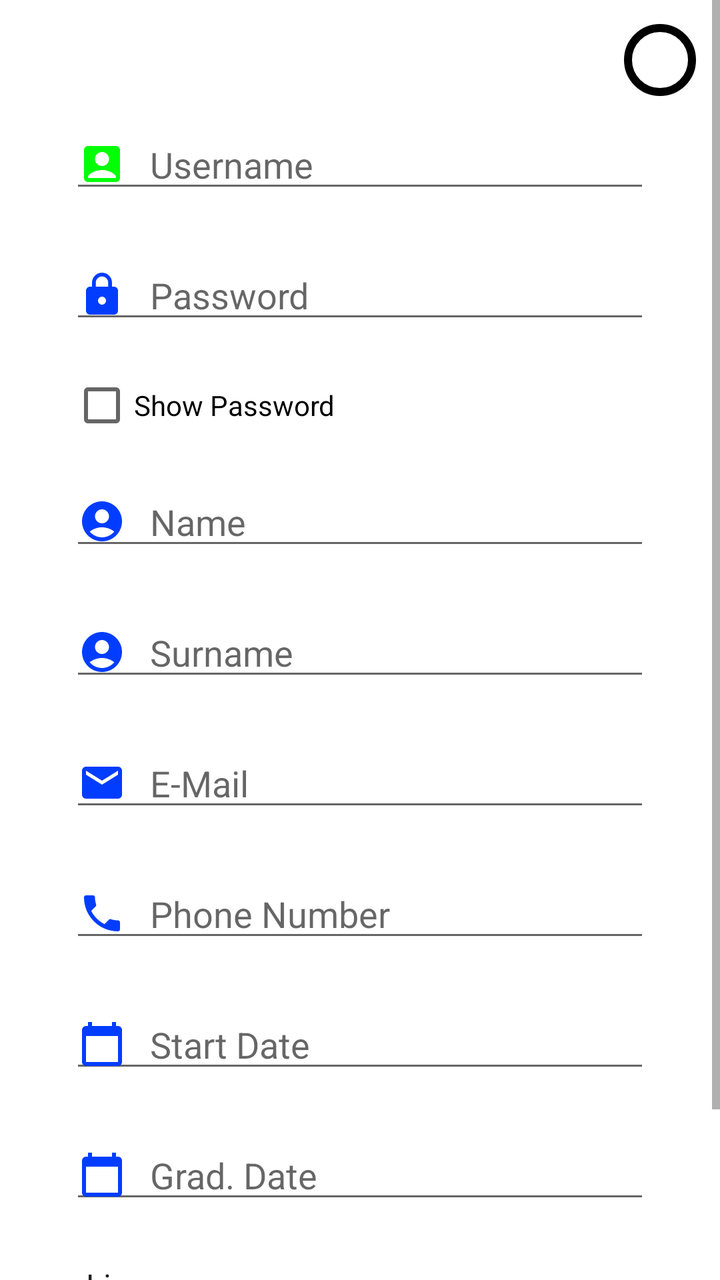
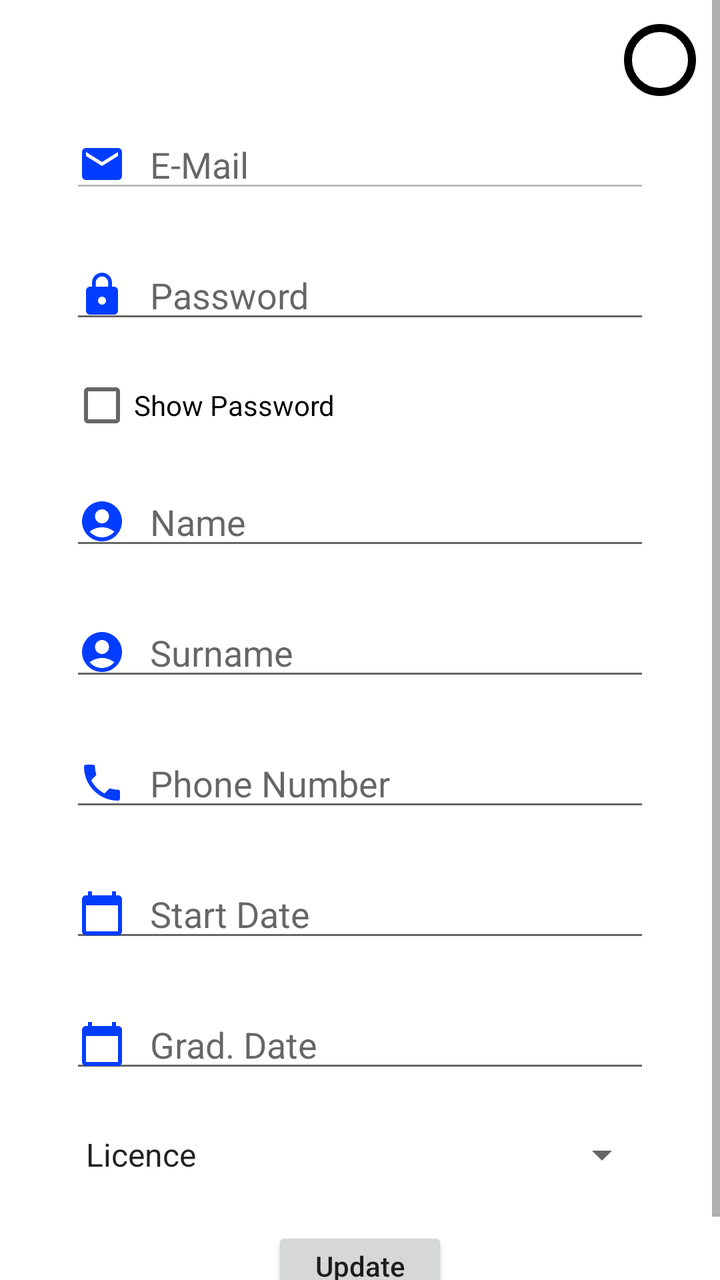

Compare the two renders of this Android layout. The source of the first and the diff that turns it into the second are given below.
<!-- AndroidManifest.xml: application theme Theme.MobilOdev -->
<!-- res/layout/fragment_profile_settings.xml -->
<?xml version="1.0" encoding="utf-8"?>
<layout xmlns:android="http://schemas.android.com/apk/res/android">

    <ScrollView
        android:layout_width="match_parent"
        android:layout_height="match_parent"
        android:background="@color/white">
        <LinearLayout
            android:layout_width="match_parent"
            android:layout_height="wrap_content"
            android:orientation="vertical"
            android:background="@color/white">



            <ImageView
                android:layout_gravity="right"
                android:layout_width="36dp"
                android:layout_height="36dp"
                android:layout_marginTop="@dimen/dpp_12"
                android:layout_marginRight="@dimen/dpp_12"
                android:id="@+id/userPhoto"
                android:background="@drawable/rounded_bg"/>

            <EditText
                android:id="@+id/userNameText"
                style="@style/EditTextStyle"
                android:drawableLeft="@drawable/baseline_username_box_24"
                android:layout_marginVertical="@dimen/verticalText"
                android:hint="@string/username" />
            <EditText
                android:id="@+id/passwordText"
                style="@style/EditTextStyle"
                android:drawableLeft="@drawable/password_24"
                android:layout_marginVertical="@dimen/verticalText"
                android:hint="@string/password"
                android:inputType="textPassword"/>
            <CheckBox
                android:id="@+id/checkBox"
                android:layout_marginLeft="@dimen/centerilaze"
                android:text="@string/show_password"
                android:layout_width="wrap_content"
                android:layout_height="wrap_content"/>


            <EditText
                android:id="@+id/nameText"
                style="@style/EditTextStyle"
                android:drawableLeft="@drawable/baseline_name_surname"
                android:layout_marginVertical="@dimen/verticalText"
                android:hint="@string/name" />

            <EditText
                android:id="@+id/surNameText"
                style="@style/EditTextStyle"
                android:drawableLeft="@drawable/baseline_name_surname"
                android:layout_marginVertical="@dimen/verticalText"
                android:hint="@string/surName" />

            <EditText
                android:id="@+id/emailText"
                style="@style/EditTextStyle"
                android:drawableLeft="@drawable/baseline_email_24"
                android:layout_marginVertical="@dimen/verticalText"
                android:hint="@string/email"
                android:inputType="textEmailAddress"/>

            <EditText
                android:id="@+id/phoneNumberText"
                style="@style/EditTextStyle"
                android:layout_marginVertical="@dimen/verticalText"
                android:drawableLeft="@drawable/baseline_local_phone_24"
                android:hint="@string/phoneNumber"
                android:inputType="phone"/>
            <EditText
                android:id="@+id/startDateText"
                style="@style/EditTextStyle"
                android:drawableLeft="@drawable/baseline_date_24"
                android:layout_marginVertical="@dimen/verticalText"
                android:hint="@string/startDate"
                android:inputType="date"
                android:focusable="false"
                android:clickable="true"/>
            <EditText
                android:id="@+id/endDateText"
                style="@style/EditTextStyle"
                android:layout_marginVertical="@dimen/verticalText"
                android:drawableLeft="@drawable/baseline_date_24"
                android:hint="@string/endDate"
                android:inputType="date"
                android:focusable="false"
                android:clickable="true"/>
            <Spinner
                style="@style/EditTextStyle"
                android:layout_marginVertical="@dimen/verticalText"
                android:id="@+id/gradOption"
                android:entries = "@array/optionArray"
                android:layout_marginLeft="@dimen/centerilaze"/>

            <Button
                android:id="@+id/updateButton"
                android:layout_width="wrap_content"
                android:layout_height="wrap_content"
                android:layout_marginVertical="@dimen/verticalText"
                android:layout_gravity="center"
                android:gravity="center_horizontal"
                android:text="@string/update"

                android:textAllCaps="false"/>

        </LinearLayout>
    </ScrollView>

</layout>
<!-- resources referenced by this layout -->
<resources>
  <string-array name="optionArray">
          <item>Licence</item>
          <item>Degree</item>
          <item>Doctorate</item>
      </string-array>
  <color name="white">#FFFFFFFF</color>
  <dimen name="centerilaze">35dp</dimen>
  <dimen name="dpp_12">12dp</dimen>
  <dimen name="verticalText">12dp</dimen>
  <!-- drawable baseline_date_24 (drawable) -->
  <vector android:height="24dp" android:tint="#023DFF"
      android:viewportHeight="24" android:viewportWidth="24"
      android:width="24dp" xmlns:android="http://schemas.android.com/apk/res/android">
      <path android:fillColor="@android:color/white" android:pathData="M20,3h-1L19,1h-2v2L7,3L7,1L5,1v2L4,3c-1.1,0 -2,0.9 -2,2v16c0,1.1 0.9,2 2,2h16c1.1,0 2,-0.9 2,-2L22,5c0,-1.1 -0.9,-2 -2,-2zM20,21L4,21L4,8h16v13z"/>
  </vector>
  <!-- drawable baseline_email_24 (drawable) -->
  <vector android:height="24dp" android:tint="#023DFF"
      android:viewportHeight="24" android:viewportWidth="24"
      android:width="24dp" xmlns:android="http://schemas.android.com/apk/res/android">
      <path android:fillColor="@android:color/white" android:pathData="M20,4L4,4c-1.1,0 -1.99,0.9 -1.99,2L2,18c0,1.1 0.9,2 2,2h16c1.1,0 2,-0.9 2,-2L22,6c0,-1.1 -0.9,-2 -2,-2zM20,8l-8,5 -8,-5L4,6l8,5 8,-5v2z"/>
  </vector>
  <!-- drawable baseline_name_surname (drawable) -->
  <vector android:height="24dp" android:tint="#023DFF"
      android:viewportHeight="24" android:viewportWidth="24"
      android:width="24dp" xmlns:android="http://schemas.android.com/apk/res/android">
      <path android:fillColor="@android:color/white" android:pathData="M12,2C6.48,2 2,6.48 2,12s4.48,10 10,10s10,-4.48 10,-10S17.52,2 12,2zM12,6c1.93,0 3.5,1.57 3.5,3.5S13.93,13 12,13s-3.5,-1.57 -3.5,-3.5S10.07,6 12,6zM12,20c-2.03,0 -4.43,-0.82 -6.14,-2.88C7.55,15.8 9.68,15 12,15s4.45,0.8 6.14,2.12C16.43,19.18 14.03,20 12,20z"/>
  </vector>
  <!-- drawable baseline_username_box_24 (drawable) -->
  <vector android:height="24dp" android:tint="#02FF06"
      android:viewportHeight="24" android:viewportWidth="24"
      android:width="24dp" xmlns:android="http://schemas.android.com/apk/res/android">
      <path android:fillColor="@android:color/white" android:pathData="M19,3H5C3.9,3 3,3.9 3,5v14c0,1.1 0.9,2 2,2h14c1.1,0 2,-0.9 2,-2V5C21,3.9 20.1,3 19,3zM12,6c1.93,0 3.5,1.57 3.5,3.5c0,1.93 -1.57,3.5 -3.5,3.5s-3.5,-1.57 -3.5,-3.5C8.5,7.57 10.07,6 12,6zM19,19H5v-0.23c0,-0.62 0.28,-1.2 0.76,-1.58C7.47,15.82 9.64,15 12,15s4.53,0.82 6.24,2.19c0.48,0.38 0.76,0.97 0.76,1.58V19z"/>
  </vector>
  <!-- drawable rounded_bg (drawable) -->
  <shape xmlns:android="http://schemas.android.com/apk/res/android"
      android:shape="oval">
      <solid android:color="@color/white"/>
      <stroke
          android:width="4dp"/>
  </shape>
  <string name="email">E-Mail</string>
  <string name="endDate">Grad. Date</string>
  <string name="name">Name</string>
  <string name="password">Password</string>
  <string name="phoneNumber">Phone Number</string>
  <string name="show_password">Show Password</string>
  <string name="startDate">Start Date</string>
  <string name="surName">Surname</string>
  <string name="update">Update</string>
  <string name="username">Username</string>
  <style name="EditTextStyle">
          <item name="android:layout_width">match_parent</item>
          <item name="android:layout_height">wrap_content</item>
          <item name="android:layout_gravity">center_horizontal</item>
          <item name="android:layout_marginRight">@dimen/centerilaze</item>
          <item name="android:drawablePadding">@dimen/dpp_12</item>
          <item name="android:layout_marginLeft">@dimen/centerilaze</item>
          <item name="android:textSize">18sp</item>
          
      </style>
  <color name="purple_500">#FF6200EE</color>
  <color name="purple_700">#FF3700B3</color>
  <color name="teal_200">#FF03DAC5</color>
  <color name="teal_700">#FF018786</color>
  <color name="black">#FF000000</color>
  <!-- unchanged entries left out for length: 3 -->
</resources>

<!-- the commit's change to res/layout/fragment_profile_settings.xml (unified diff, before → after) -->
@@ -23,11 +23,14 @@
                 android:background="@drawable/rounded_bg"/>
 
             <EditText
-                android:id="@+id/userNameText"
+                android:id="@+id/emailText"
                 style="@style/EditTextStyle"
-                android:drawableLeft="@drawable/baseline_username_box_24"
                 android:layout_marginVertical="@dimen/verticalText"
-                android:hint="@string/username" />
+                android:drawableLeft="@drawable/baseline_email_24"
+                android:hint="@string/email"
+                android:enabled="false"
+                android:inputType="textEmailAddress" />
+
             <EditText
                 android:id="@+id/passwordText"
                 style="@style/EditTextStyle"
@@ -56,14 +59,6 @@
                 android:drawableLeft="@drawable/baseline_name_surname"
                 android:layout_marginVertical="@dimen/verticalText"
                 android:hint="@string/surName" />
-
-            <EditText
-                android:id="@+id/emailText"
-                style="@style/EditTextStyle"
-                android:drawableLeft="@drawable/baseline_email_24"
-                android:layout_marginVertical="@dimen/verticalText"
-                android:hint="@string/email"
-                android:inputType="textEmailAddress"/>
 
             <EditText
                 android:id="@+id/phoneNumberText"
<!-- resource entries referenced after the edit -->
@@ -27,12 +27,6 @@
       android:width="24dp" xmlns:android="http://schemas.android.com/apk/res/android">
       <path android:fillColor="@android:color/white" android:pathData="M12,2C6.48,2 2,6.48 2,12s4.48,10 10,10s10,-4.48 10,-10S17.52,2 12,2zM12,6c1.93,0 3.5,1.57 3.5,3.5S13.93,13 12,13s-3.5,-1.57 -3.5,-3.5S10.07,6 12,6zM12,20c-2.03,0 -4.43,-0.82 -6.14,-2.88C7.55,15.8 9.68,15 12,15s4.45,0.8 6.14,2.12C16.43,19.18 14.03,20 12,20z"/>
   </vector>
-  <!-- drawable baseline_username_box_24 (drawable) -->
-  <vector android:height="24dp" android:tint="#02FF06"
-      android:viewportHeight="24" android:viewportWidth="24"
-      android:width="24dp" xmlns:android="http://schemas.android.com/apk/res/android">
-      <path android:fillColor="@android:color/white" android:pathData="M19,3H5C3.9,3 3,3.9 3,5v14c0,1.1 0.9,2 2,2h14c1.1,0 2,-0.9 2,-2V5C21,3.9 20.1,3 19,3zM12,6c1.93,0 3.5,1.57 3.5,3.5c0,1.93 -1.57,3.5 -3.5,3.5s-3.5,-1.57 -3.5,-3.5C8.5,7.57 10.07,6 12,6zM19,19H5v-0.23c0,-0.62 0.28,-1.2 0.76,-1.58C7.47,15.82 9.64,15 12,15s4.53,0.82 6.24,2.19c0.48,0.38 0.76,0.97 0.76,1.58V19z"/>
-  </vector>
   <!-- drawable rounded_bg (drawable) -->
   <shape xmlns:android="http://schemas.android.com/apk/res/android"
       android:shape="oval">
@@ -49,7 +43,6 @@
   <string name="startDate">Start Date</string>
   <string name="surName">Surname</string>
   <string name="update">Update</string>
-  <string name="username">Username</string>
   <style name="EditTextStyle">
           <item name="android:layout_width">match_parent</item>
           <item name="android:layout_height">wrap_content</item>
